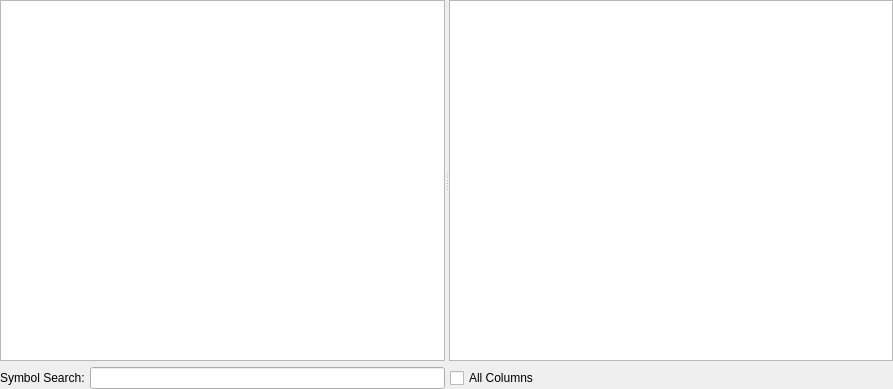
The window that src/reference/symbolreferencewidget.ui (GAMS-dev/studio) describes before a commit, drawn with Qt 5.
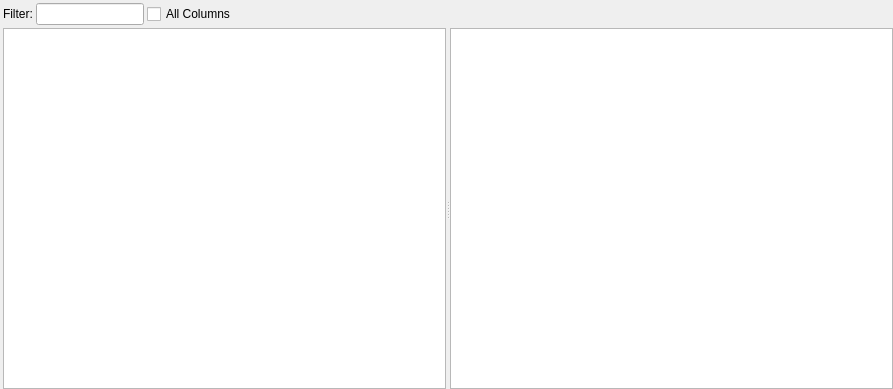
The same window after the commit.

Commit message: protoype for ref viewer search field postion consistency

```diff
--- a/src/reference/symbolreferencewidget.ui
+++ b/src/reference/symbolreferencewidget.ui
@@ -21,10 +21,10 @@
   </property>
   <layout class="QVBoxLayout" name="verticalLayout">
    <property name="spacing">
-    <number>6</number>
+    <number>3</number>
    </property>
    <property name="leftMargin">
-    <number>0</number>
+    <number>3</number>
    </property>
    <property name="topMargin">
     <number>0</number>
@@ -35,31 +35,6 @@
    <property name="bottomMargin">
     <number>0</number>
    </property>
-   <item>
-    <widget class="QSplitter" name="symbolReferenceSplitter">
-     <property name="sizePolicy">
-      <sizepolicy hsizetype="Expanding" vsizetype="MinimumExpanding">
-       <horstretch>0</horstretch>
-       <verstretch>0</verstretch>
-      </sizepolicy>
-     </property>
-     <property name="orientation">
-      <enum>Qt::Horizontal</enum>
-     </property>
-     <widget class="QTableView" name="symbolView">
-      <property name="tabKeyNavigation">
-       <bool>false</bool>
-      </property>
-      <property name="wordWrap">
-       <bool>false</bool>
-      </property>
-      <attribute name="horizontalHeaderHighlightSections">
-       <bool>false</bool>
-      </attribute>
-     </widget>
-     <widget class="QTreeView" name="referenceView"/>
-    </widget>
-   </item>
    <item>
     <widget class="QWidget" name="symbolSearchwidget" native="true">
      <property name="sizePolicy">
@@ -70,13 +45,13 @@
      </property>
      <layout class="QHBoxLayout" name="horizontalLayout">
       <property name="spacing">
-       <number>5</number>
+       <number>3</number>
       </property>
       <property name="leftMargin">
        <number>0</number>
       </property>
       <property name="topMargin">
-       <number>0</number>
+       <number>3</number>
       </property>
       <property name="rightMargin">
        <number>0</number>
@@ -87,18 +62,24 @@
       <item>
        <widget class="QLabel" name="symbolSearchLabel">
         <property name="text">
-         <string>Symbol Search:</string>
+         <string>Filter:</string>
         </property>
        </widget>
       </item>
       <item>
        <widget class="QLineEdit" name="symbolSearchLineEdit">
         <property name="sizePolicy">
-         <sizepolicy hsizetype="MinimumExpanding" vsizetype="Fixed">
+         <sizepolicy hsizetype="Preferred" vsizetype="Fixed">
           <horstretch>0</horstretch>
           <verstretch>0</verstretch>
          </sizepolicy>
         </property>
+        <property name="maximumSize">
+         <size>
+          <width>250</width>
+          <height>16777215</height>
+         </size>
+        </property>
         <property name="toolTip">
          <string>&lt;html&gt;&lt;head/&gt;&lt;body&gt;&lt;p&gt;Search the symbol table using a &lt;span style=&quot; font-weight:600;&quot;&gt;wildcard &lt;/span&gt;syntax. The &lt;span style=&quot; font-weight:600;&quot;&gt;All Columns&lt;/span&gt; checkbox can be used to toggle between searching in the &lt;span style=&quot; font-weight:600;&quot;&gt;Name&lt;/span&gt; column only or in all columns.&lt;/p&gt;&lt;/body&gt;&lt;/html&gt;</string>
         </property>
@@ -130,6 +111,31 @@
      </layout>
     </widget>
    </item>
+   <item>
+    <widget class="QSplitter" name="symbolReferenceSplitter">
+     <property name="sizePolicy">
+      <sizepolicy hsizetype="Expanding" vsizetype="MinimumExpanding">
+       <horstretch>0</horstretch>
+       <verstretch>0</verstretch>
+      </sizepolicy>
+     </property>
+     <property name="orientation">
+      <enum>Qt::Horizontal</enum>
+     </property>
+     <widget class="QTableView" name="symbolView">
+      <property name="tabKeyNavigation">
+       <bool>false</bool>
+      </property>
+      <property name="wordWrap">
+       <bool>false</bool>
+      </property>
+      <attribute name="horizontalHeaderHighlightSections">
+       <bool>false</bool>
+      </attribute>
+     </widget>
+     <widget class="QTreeView" name="referenceView"/>
+    </widget>
+   </item>
   </layout>
  </widget>
  <resources/>
```
